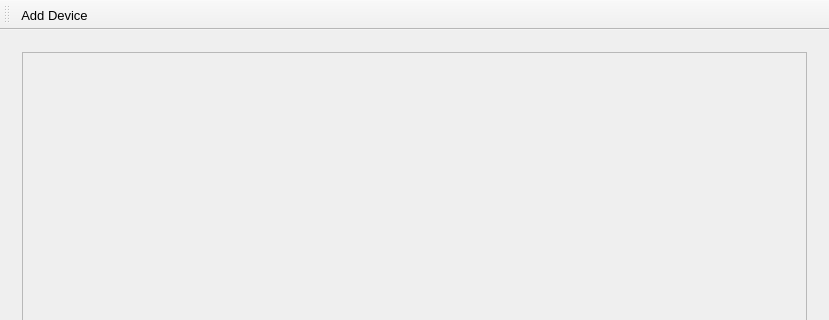
Old version of the form forms/mainwindow.ui in the repository GaitRehabilitation/SMART; both pictures show x 0 to 829 and y 0 to 320 of the 829 by 606 pixel window.
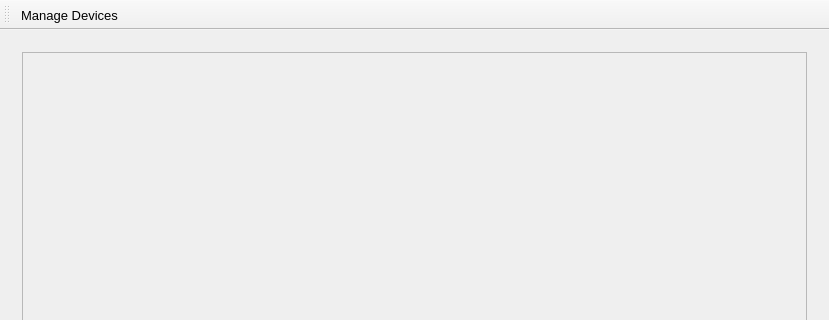
New version of the form. Icons and pictures are not drawn.

```diff
--- a/forms/mainwindow.ui
+++ b/forms/mainwindow.ui
@@ -173,10 +173,10 @@
      <normaloff>:/icons/plus-solid.svg</normaloff>:/icons/plus-solid.svg</iconset>
    </property>
    <property name="text">
-    <string>Add Device</string>
+    <string>Manage Devices</string>
    </property>
    <property name="iconText">
-    <string>Add Device</string>
+    <string>Manage Devices</string>
    </property>
    <property name="toolTip">
     <string>Add Device</string>
```
Left out of the diff: 2 changed lines with no effect on the pictures.
